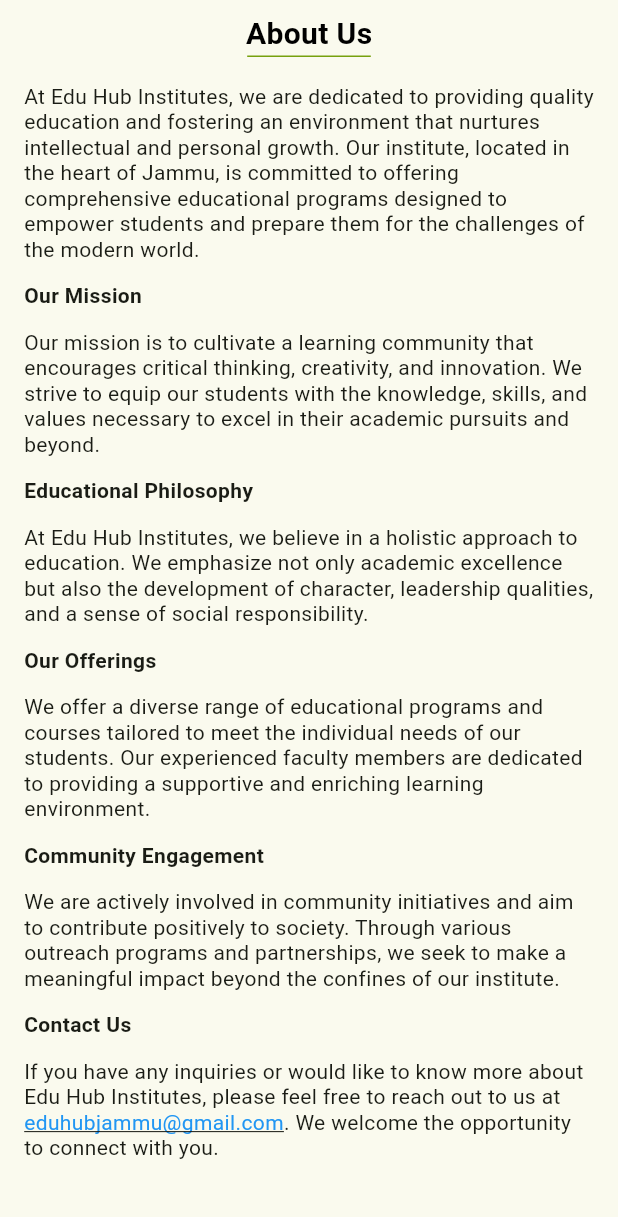
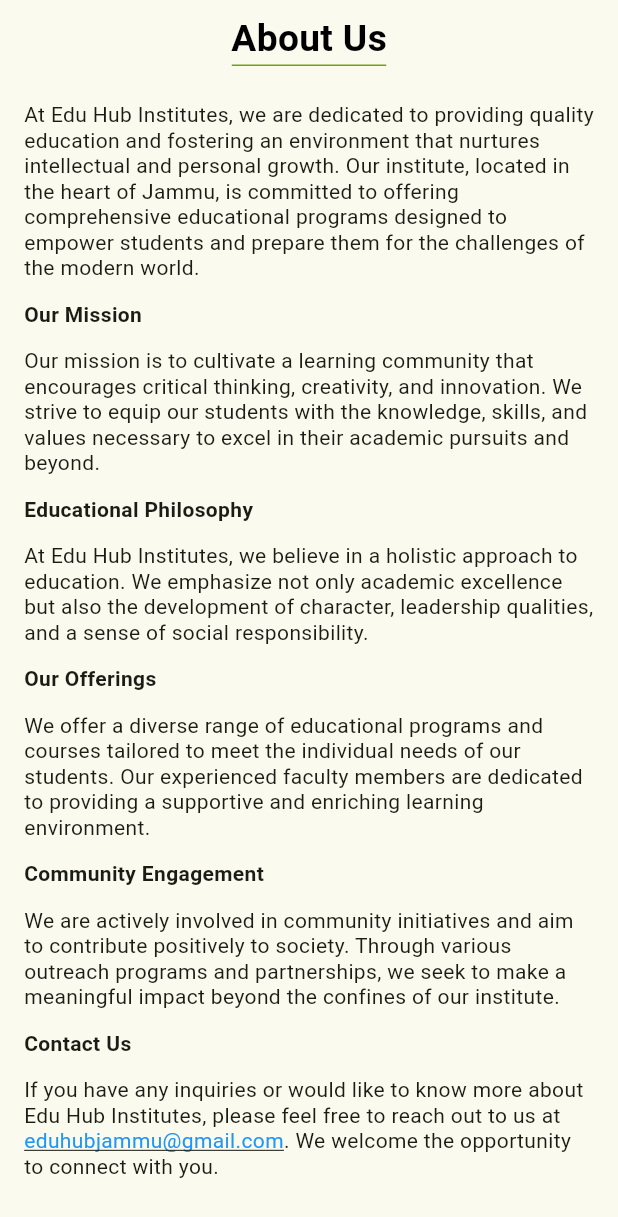
Before and after one commit to jonathanjohn47/eduhub_institute, a Flutter app: the AboutPage screen opened directly, on a phone screen of 412 x 824 dp. Shown: the top 1217 px of the screen. Run offline on Flutter 3.47's test engine with Material 3 defaults, Android fonts, the phone set to English and light mode, and no system bars; drawn by our look-alikes of flutter_html; our stand-ins replace cloud_firestore, country_code_picker, firebase_auth, firebase_core, firebase_storage, flutter_sizer and 2 more; missing offline and left inert: firebase_app_check; accounts and stored records are empty.

```diff
--- a/lib/features/about/ui/about_page.dart
+++ b/lib/features/about/ui/about_page.dart
@@ -1,6 +1,7 @@
 import 'package:eduhub_institute/core/app_colors.dart';
 import 'package:flutter/material.dart';
 import 'package:flutter_html/flutter_html.dart';
+import 'package:flutter_sizer/flutter_sizer.dart';
 import 'package:get/get.dart';
 
 class AboutPage extends StatelessWidget {
@@ -18,7 +19,7 @@ class AboutPage extends StatelessWidget {
               children: [
                 Text("About Us",
                     style: TextStyle(
-                        fontSize: 20,
+                        fontSize: 3.h,
                         fontWeight: FontWeight.bold,
                         color: Colors.black)),
               ],
@@ -27,14 +28,14 @@ class AboutPage extends StatelessWidget {
               mainAxisAlignment: MainAxisAlignment.center,
               children: [
                 Container(
-                  height: 1,
-                  width: Get.width / 5,
+                  height: 1.dp,
+                  width: 25.w,
                   color: AppColors.primary,
                 ),
               ],
             ),
-            const SizedBox(
-              height: 10,
+            SizedBox(
+              height: 2.h,
             ),
             Html(
                 data:
```
Also changed, not shown: lib/features/services/ui/services_page.dart (+72 -3 lines), assets/images/pixlr-image-generator-74a3a3d4-5f19-45c5-8c10-b0ef356bea7a.png (added), assets/images/pixlr-image-generator-9343c6b2-a0d5-4d4a-a0c8-c1b7e36ae579.png (added), assets/images/pixlr-image-generator-d0ec09c3-762b-48ab-96da-41ca475dfe57.png (added), assets/images/pixlr-image-generator-e4b27a66-9287-4ccf-bd76-6468ae9281ab.png (added).
